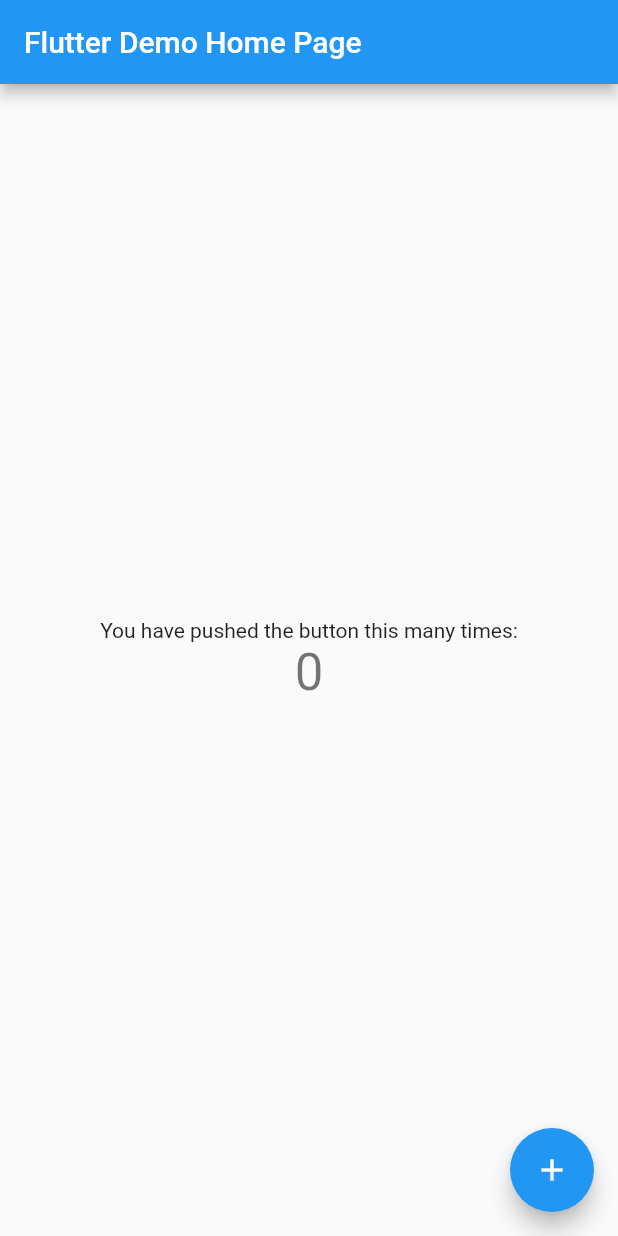
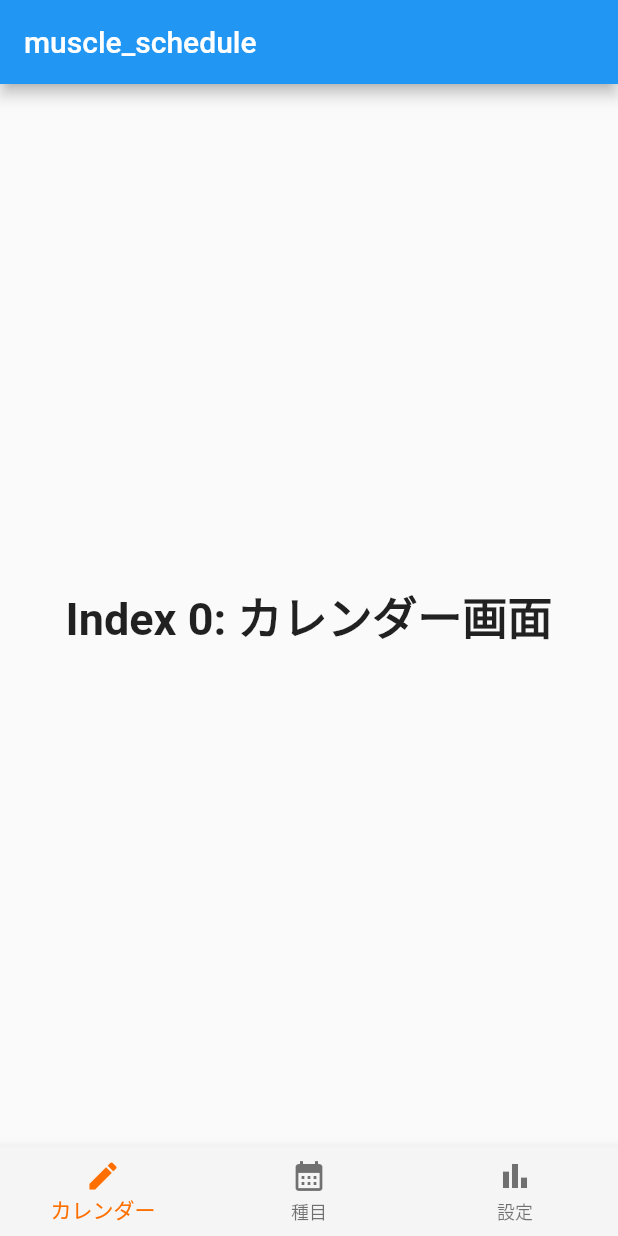
Before and after one commit to SigSigSing/muscle_Schedule, a Flutter app: the screen it shows after launch, on a phone screen of 412 x 824 dp. Run offline on Flutter 3.47's test engine with Material 2 defaults, Android fonts, the phone set to English and light mode, and no system bars.

Commit message:
ボトムナビゲーションボタンの実装

```diff
--- a/lib/main.dart
+++ b/lib/main.dart
@@ -1,115 +1,83 @@
 import 'package:flutter/material.dart';
 
-void main() {
-  runApp(const MyApp());
-}
+void main() => runApp(const MyApp());
 
 class MyApp extends StatelessWidget {
   const MyApp({super.key});
 
-  // This widget is the root of your application.
+  static const String _title = 'muscle_schedule';
+
   @override
   Widget build(BuildContext context) {
-    return MaterialApp(
-      title: 'Flutter Demo',
-      theme: ThemeData(
-        // This is the theme of your application.
-        //
-        // Try running your application with "flutter run". You'll see the
-        // application has a blue toolbar. Then, without quitting the app, try
-        // changing the primarySwatch below to Colors.green and then invoke
-        // "hot reload" (press "r" in the console where you ran "flutter run",
-        // or simply save your changes to "hot reload" in a Flutter IDE).
-        // Notice that the counter didn't reset back to zero; the application
-        // is not restarted.
-        primarySwatch: Colors.blue,
-      ),
-      home: const MyHomePage(title: 'Flutter Demo Home Page'),
+    return const MaterialApp(
+      title: _title,
+      home: MyStatefulWidget(),
     );
   }
 }
 
-class MyHomePage extends StatefulWidget {
-  const MyHomePage({super.key, required this.title});
-
-  // This widget is the home page of your application. It is stateful, meaning
-  // that it has a State object (defined below) that contains fields that affect
-  // how it looks.
-
-  // This class is the configuration for the state. It holds the values (in this
-  // case the title) provided by the parent (in this case the App widget) and
-  // used by the build method of the State. Fields in a Widget subclass are
-  // always marked "final".
-
-  final String title;
+class MyStatefulWidget extends StatefulWidget {
+  const MyStatefulWidget({super.key});
 
   @override
-  State<MyHomePage> createState() => _MyHomePageState();
+  State<MyStatefulWidget> createState() => _MyStatefulWidgetState();
 }
 
-class _MyHomePageState extends State<MyHomePage> {
-  int _counter = 0;
+class _MyStatefulWidgetState extends State<MyStatefulWidget> {
+  int _selectedIndex = 0;
+  static const TextStyle optionStyle =
+      TextStyle(fontSize: 30, fontWeight: FontWeight.bold);
+  static const List<Widget> _widgetOptions = <Widget>[
+    Text(
+      'Index 0: カレンダー画面',
+      style: optionStyle,
+    ),
+    Text(
+      'Index 1: 種目画面',
+      style: optionStyle,
+    ),
+    Text(
+      'Index 2: 設定画面',
+      style: optionStyle,
+    ),
+  ];
 
-  void _incrementCounter() {
+  //Iconクリック時の処理
+  void _onItemTapped(int index) {
     setState(() {
-      // This call to setState tells the Flutter framework that something has
-      // changed in this State, which causes it to rerun the build method below
-      // so that the display can reflect the updated values. If we changed
-      // _counter without calling setState(), then the build method would not be
-      // called again, and so nothing would appear to happen.
-      _counter++;
+      _selectedIndex = index;
     });
   }
 
   @override
   Widget build(BuildContext context) {
-    // This method is rerun every time setState is called, for instance as done
-    // by the _incrementCounter method above.
-    //
-    // The Flutter framework has been optimized to make rerunning build methods
-    // fast, so that you can just rebuild anything that needs updating rather
-    // than having to individually change instances of widgets.
     return Scaffold(
       appBar: AppBar(
-        // Here we take the value from the MyHomePage object that was created by
-        // the App.build method, and use it to set our appbar title.
-        title: Text(widget.title),
+        title: const Text('muscle_schedule'),
       ),
       body: Center(
-        // Center is a layout widget. It takes a single child and positions it
-        // in the middle of the parent.
-        child: Column(
-          // Column is also a layout widget. It takes a list of children and
-          // arranges them vertically. By default, it sizes itself to fit its
-          // children horizontally, and tries to be as tall as its parent.
-          //
-          // Invoke "debug painting" (press "p" in the console, choose the
-          // "Toggle Debug Paint" action from the Flutter Inspector in Android
-          // Studio, or the "Toggle Debug Paint" command in Visual Studio Code)
-          // to see the wireframe for each widget.
-          //
-          // Column has various properties to control how it sizes itself and
-          // how it positions its children. Here we use mainAxisAlignment to
-          // center the children vertically; the main axis here is the vertical
-          // axis because Columns are vertical (the cross axis would be
-          // horizontal).
-          mainAxisAlignment: MainAxisAlignment.center,
-          children: <Widget>[
-            const Text(
-              'You have pushed the button this many times:',
-            ),
-            Text(
-              '$_counter',
-              style: Theme.of(context).textTheme.headlineMedium,
-            ),
-          ],
-        ),
+        child: _widgetOptions.elementAt(_selectedIndex),
       ),
-      floatingActionButton: FloatingActionButton(
-        onPressed: _incrementCounter,
-        tooltip: 'Increment',
-        child: const Icon(Icons.add),
-      ), // This trailing comma makes auto-formatting nicer for build methods.
+      bottomNavigationBar: BottomNavigationBar(
+        items: const <BottomNavigationBarItem>[
+          BottomNavigationBarItem(
+            icon: Icon(Icons.mode_edit),
+            label: 'カレンダー',
+          ),
+          BottomNavigationBarItem(
+            icon: Icon(Icons.calendar_month),
+            label: '種目',
+          ),
+          BottomNavigationBarItem(
+            icon: Icon(Icons.bar_chart),
+            label: '設定',
+          ),
+        ],
+        currentIndex: _selectedIndex, //現在のアクティブインデックスを表示
+        backgroundColor: Colors.grey[100], //ボトムバーの背景色
+        selectedItemColor: Colors.amber[900], //Icon選択時にIcon色を指定
+        onTap: _onItemTapped, //Iconタップ時のイベント
+      ),
     );
   }
 }
```
Also changed, not shown: 1 other file.
